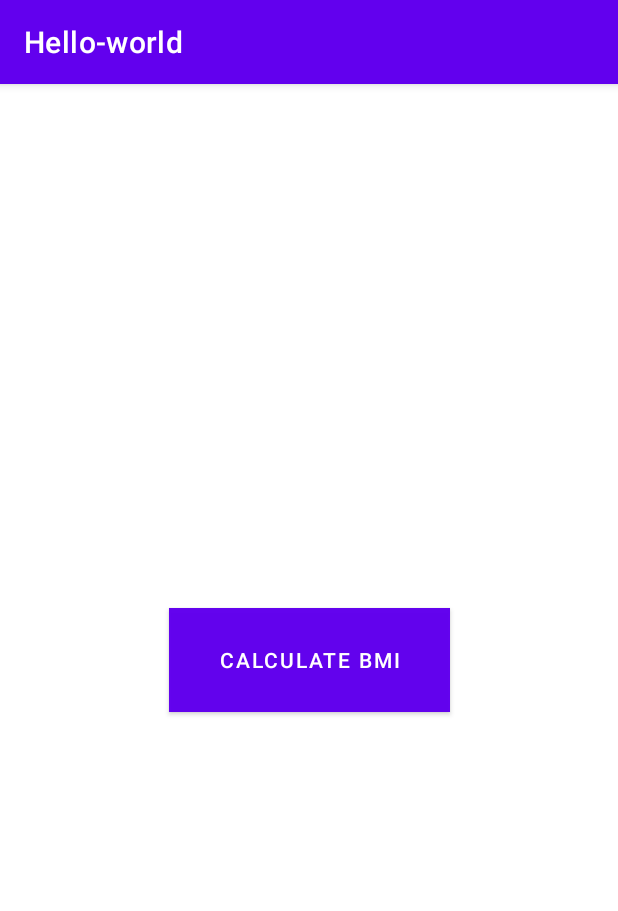
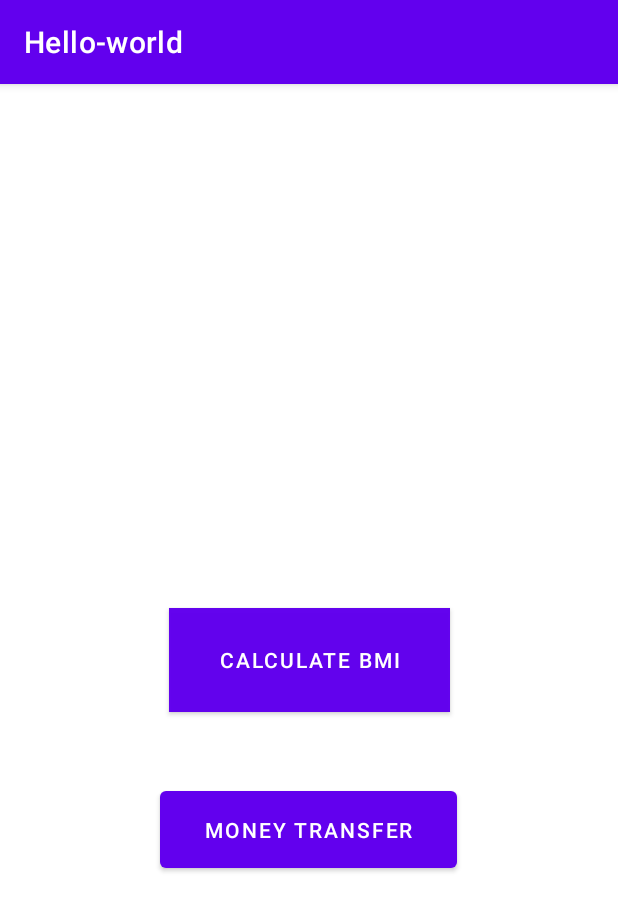
Before and after one commit to Queen-02/Money-transfer, an Android app: the screen it shows after launch (MainActivity), on a phone screen of 412 x 824 dp. Shown: the top 911 px of the screen. Run offline under Robolectric (Android 15) with nearby library versions, the phone set to English and light mode, and no system bars.

Commit message:
Initialized a button

```diff
--- a/app/src/main/java/com/example/hello_world/MainActivity.kt
+++ b/app/src/main/java/com/example/hello_world/MainActivity.kt
@@ -7,16 +7,23 @@ import android.widget.Button
 
 class MainActivity : AppCompatActivity() {
     lateinit var btnBMI : Button
+    lateinit var money: Button
 
     override fun onCreate(savedInstanceState: Bundle?) {
         super.onCreate(savedInstanceState)
         setContentView(R.layout.activity_main)
 
         btnBMI = findViewById(R.id.btnBMI)
+        money = findViewById(R.id.btnMoney)
 
         btnBMI.setOnClickListener {
             val intent = Intent(this, BMI_Calcualtor::class.java)
             startActivity(intent)
         }
+
+        money.setOnClickListener {
+            val intent = Intent(this, MoneyTransfer::class.java)
+            startActivity(intent)
+        }
     }
 }
--- a/app/src/main/res/layout/activity_main.xml
+++ b/app/src/main/res/layout/activity_main.xml
@@ -10,10 +10,23 @@
         android:id="@+id/btnBMI"
         android:layout_width="187dp"
         android:layout_height="69dp"
+        android:background="@color/accent"
         android:text="Calculate BMI"
         app:layout_constraintBottom_toBottomOf="parent"
         app:layout_constraintEnd_toEndOf="parent"
-        android:background="@color/accent"
         app:layout_constraintStart_toStartOf="parent"
         app:layout_constraintTop_toTopOf="parent" />
+
+    <Button
+        android:id="@+id/btnMoney"
+        android:layout_width="198dp"
+        android:layout_height="63dp"
+        android:layout_marginTop="32dp"
+        android:text="Money Transfer"
+        app:layout_constraintBottom_toBottomOf="parent"
+        app:layout_constraintEnd_toEndOf="parent"
+        app:layout_constraintHorizontal_bias="0.497"
+        app:layout_constraintStart_toStartOf="parent"
+        app:layout_constraintTop_toBottomOf="@+id/btnBMI"
+        app:layout_constraintVertical_bias="0.059" />
 </androidx.constraintlayout.widget.ConstraintLayout>
```
